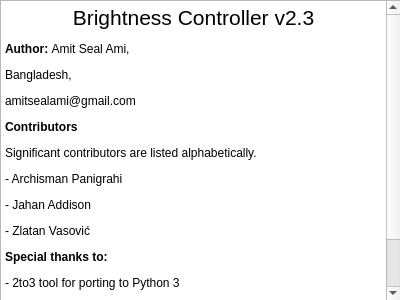
LordAmit/Brightness, file src/ui/about.ui: the form before one commit.
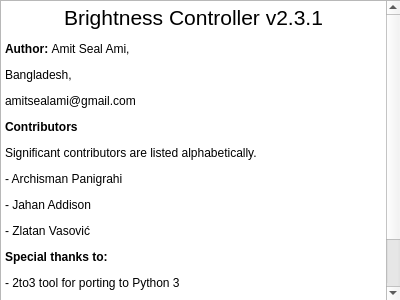
The form after the commit.

The edit to the form file:
```diff
--- a/src/ui/about.ui
+++ b/src/ui/about.ui
@@ -44,8 +44,8 @@
     <string>&lt;!DOCTYPE HTML PUBLIC &quot;-//W3C//DTD HTML 4.0//EN&quot; &quot;http://www.w3.org/TR/REC-html40/strict.dtd&quot;&gt;
 &lt;html&gt;&lt;head&gt;&lt;meta name=&quot;qrichtext&quot; content=&quot;1&quot; /&gt;&lt;style type=&quot;text/css&quot;&gt;
 p, li { white-space: pre-wrap; }
-&lt;/style&gt;&lt;/head&gt;&lt;body style=&quot; font-family:'Noto Sans'; font-size:10pt; font-weight:400; font-style:normal;&quot;&gt;
-&lt;p align=&quot;center&quot; style=&quot; margin-top:12px; margin-bottom:12px; margin-left:0px; margin-right:0px; -qt-block-indent:0; text-indent:0px;&quot;&gt;&lt;span style=&quot; font-family:'Sans'; font-size:16pt;&quot;&gt;Brightness Controller v2.3&lt;/span&gt;&lt;/p&gt;
+&lt;/style&gt;&lt;/head&gt;&lt;body style=&quot; font-family:'Ubuntu'; font-size:11pt; font-weight:400; font-style:normal;&quot;&gt;
+&lt;p align=&quot;center&quot; style=&quot; margin-top:12px; margin-bottom:12px; margin-left:0px; margin-right:0px; -qt-block-indent:0; text-indent:0px;&quot;&gt;&lt;span style=&quot; font-family:'Sans'; font-size:16pt;&quot;&gt;Brightness Controller v2.3.1&lt;/span&gt;&lt;/p&gt;
 &lt;p style=&quot; margin-top:12px; margin-bottom:12px; margin-left:0px; margin-right:0px; -qt-block-indent:0; text-indent:0px;&quot;&gt;&lt;span style=&quot; font-family:'Sans'; font-size:9pt; font-weight:600;&quot;&gt;Author: &lt;/span&gt;&lt;span style=&quot; font-family:'Sans'; font-size:9pt;&quot;&gt;Amit Seal Ami, &lt;/span&gt;&lt;/p&gt;
 &lt;p style=&quot; margin-top:12px; margin-bottom:12px; margin-left:0px; margin-right:0px; -qt-block-indent:0; text-indent:0px;&quot;&gt;&lt;span style=&quot; font-family:'Sans'; font-size:9pt;&quot;&gt;Bangladesh,&lt;/span&gt;&lt;/p&gt;
 &lt;p style=&quot; margin-top:12px; margin-bottom:12px; margin-left:0px; margin-right:0px; -qt-block-indent:0; text-indent:0px;&quot;&gt;&lt;span style=&quot; font-family:'Sans'; font-size:9pt;&quot;&gt;amitsealami@gmail.com&lt;/span&gt;&lt;/p&gt;
@@ -57,7 +57,7 @@
 &lt;p style=&quot; margin-top:12px; margin-bottom:12px; margin-left:0px; margin-right:0px; -qt-block-indent:0; text-indent:0px;&quot;&gt;&lt;span style=&quot; font-family:'Sans'; font-size:9pt; font-weight:600;&quot;&gt;Special thanks to:&lt;/span&gt;&lt;/p&gt;
 &lt;p style=&quot; margin-top:12px; margin-bottom:12px; margin-left:0px; margin-right:0px; -qt-block-indent:0; text-indent:0px;&quot;&gt;&lt;span style=&quot; font-family:'Sans'; font-size:9pt;&quot;&gt;- 2to3 tool for porting to Python 3&lt;/span&gt;&lt;/p&gt;
 &lt;p style=&quot; margin-top:12px; margin-bottom:12px; margin-left:0px; margin-right:0px; -qt-block-indent:0; text-indent:0px;&quot;&gt;&lt;span style=&quot; font-family:'Sans'; font-size:9pt;&quot;&gt;- Numerous Stack Overflow users&lt;/span&gt;&lt;/p&gt;
-&lt;p style=&quot; margin-top:12px; margin-bottom:12px; margin-left:0px; margin-right:0px; -qt-block-indent:0; text-indent:0px;&quot;&gt;&lt;span style=&quot; font-family:'Sans'; font-size:9pt;&quot;&gt;For full list of authors and details, please check &lt;/span&gt;&lt;a href=&quot;https://github.com/lordamit/Brightness&quot;&gt;&lt;span style=&quot; font-family:'Noto Sans'; text-decoration: underline; color:#3484e2;&quot;&gt;https://github.com/lordamit/Brightness&lt;/span&gt;&lt;/a&gt;&lt;/p&gt;&lt;/body&gt;&lt;/html&gt;</string>
+&lt;p style=&quot; margin-top:12px; margin-bottom:12px; margin-left:0px; margin-right:0px; -qt-block-indent:0; text-indent:0px;&quot;&gt;&lt;span style=&quot; font-family:'Sans'; font-size:9pt;&quot;&gt;For full list of authors and details, please check &lt;/span&gt;&lt;a href=&quot;https://github.com/lordamit/Brightness&quot;&gt;&lt;span style=&quot; font-family:'Noto Sans'; font-size:10pt; text-decoration: underline; color:#3484e2;&quot;&gt;https://github.com/lordamit/Brightness&lt;/span&gt;&lt;/a&gt;&lt;/p&gt;&lt;/body&gt;&lt;/html&gt;</string>
    </property>
   </widget>
  </widget>
```
